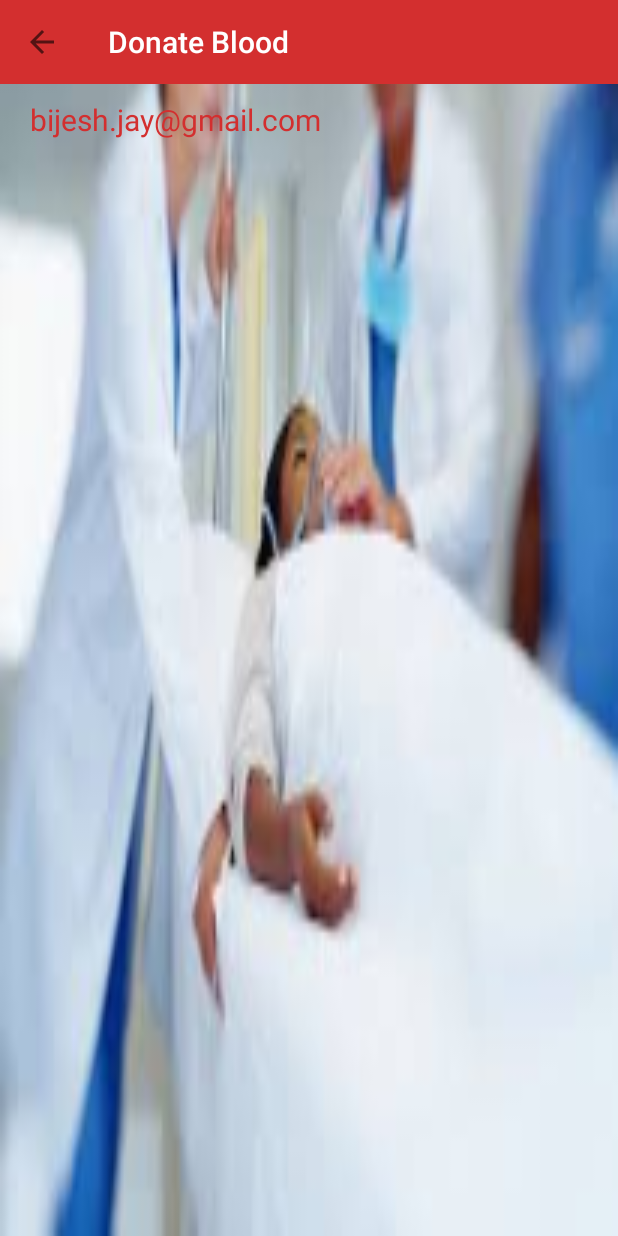
After one commit to bijeshcj/DonateBlood, an Android app: the ContactActivity screen opened directly, with no data from a screen before it, on a phone screen of 412 x 824 dp. The commit adds this screen. Run offline under Robolectric (Android 15) with nearby library versions, the phone set to English and light mode, and no system bars.

Commit message:
contact screen

```diff
--- a/DonateBlood/app/src/main/AndroidManifest.xml
+++ b/DonateBlood/app/src/main/AndroidManifest.xml
@@ -62,6 +62,8 @@
         <activity android:name=".activities.DonateActivity" android:screenOrientation="portrait" />
         <activity android:name=".activities.NeedActivity" android:screenOrientation="portrait" />
         <activity android:name=".activities.SponserActivity" android:screenOrientation="portrait" />
+        <activity android:name=".activities.ContactActivity" android:screenOrientation="portrait" />
+
         <!--Include the AdActivity configChanges and theme. -->
         <activity android:name="com.google.android.gms.ads.AdActivity"
             android:configChanges="keyboard|keyboardHidden|orientation|screenLayout|uiMode|screenSize|smallestScreenSize"
--- /dev/null
+++ b/DonateBlood/app/src/main/java/com/bijesh/donateblood/activities/ContactActivity.java
@@ -0,0 +1,47 @@
+package com.bijesh.donateblood.activities;
+
+import android.os.Bundle;
+import android.support.v7.app.ActionBarActivity;
+import android.support.v7.widget.Toolbar;
+import android.util.Log;
+import android.view.View;
+
+import com.bijesh.donateblood.R;
+
+/**
+ * Created by Bijesh on 24-05-2015.
+ */
+public class ContactActivity extends ActionBarActivity {
+
+    private static final String TAG = ContactActivity.class.getCanonicalName();
+    private Toolbar mToolBar;
+
+    @Override
+    protected void onCreate(Bundle savedInstanceState) {
+        super.onCreate(savedInstanceState);
+        setContentView(R.layout.activity_contact);
+        init();
+    }
+
+    private void init(){
+        initToolBar();
+
+    }
+
+    private void initToolBar(){
+        mToolBar = (Toolbar)findViewById(R.id.app_toolbar);
+        setSupportActionBar(mToolBar);
+
+        getSupportActionBar().setDisplayHomeAsUpEnabled(true);
+
+        mToolBar.setNavigationOnClickListener(new View.OnClickListener() {
+            @Override
+            public void onClick(View view) {
+                Log.d(TAG, "toolbar clicked ");
+                finish();
+            }
+        });
+    }
+
+
+}
--- a/DonateBlood/app/src/main/java/com/bijesh/donateblood/fragments/NavigationDrawerFragment.java
+++ b/DonateBlood/app/src/main/java/com/bijesh/donateblood/fragments/NavigationDrawerFragment.java
@@ -16,6 +16,7 @@ import android.widget.Toast;
 
 
 import com.bijesh.donateblood.R;
+import com.bijesh.donateblood.activities.ContactActivity;
 import com.bijesh.donateblood.activities.DonateActivity;
 import com.bijesh.donateblood.activities.NeedActivity;
 import com.bijesh.donateblood.activities.SponserActivity;
@@ -50,9 +51,10 @@ public class NavigationDrawerFragment extends Fragment implements NavigationDraw
         View layout = inflater.inflate(R.layout.fragment_navigation_drawer, container, false);
         mRecyclerView = (RecyclerView) layout.findViewById(R.id.drawer_recycle_view);
         mNavigationDrawerAdapter = new NavigationDrawerAdapter(getActivity(), Arrays.asList(
-                new NavigationDrawerOptions("I donate"), new NavigationDrawerOptions("I need"),
-                new NavigationDrawerOptions("Our Proud Sponsers"),
-                new NavigationDrawerOptions("Share this app")));
+                new NavigationDrawerOptions("Register"), new NavigationDrawerOptions("Request to all donors"),
+                new NavigationDrawerOptions("Our Proud Sponsors"),
+                new NavigationDrawerOptions("Share this app"),
+                new NavigationDrawerOptions("Contact us")));
         mRecyclerView.setAdapter(mNavigationDrawerAdapter);
         mRecyclerView.setLayoutManager(new LinearLayoutManager(getActivity()));
         mNavigationDrawerAdapter.setClickListener(this);
@@ -109,6 +111,9 @@ public class NavigationDrawerFragment extends Fragment implements NavigationDraw
             case 3:
                 BaseUtils.shareApplication(getActivity());
                 break;
+            case 4:
+                startActivity(new Intent(getActivity(), ContactActivity.class));
+                break;
         }
     }
 }
--- /dev/null
+++ b/DonateBlood/app/src/main/res/layout/activity_contact.xml
@@ -0,0 +1,27 @@
+<?xml version="1.0" encoding="utf-8"?>
+<RelativeLayout xmlns:android="http://schemas.android.com/apk/res/android"
+    android:layout_width="match_parent"
+    android:layout_height="match_parent"
+    android:background="@mipmap/donat_screen_bg"
+    >
+
+
+    <include
+        android:id="@+id/app_toolbar"
+        layout="@layout/app_bar" />
+
+
+    <TextView
+        android:id="@+id/regHeader"
+        android:layout_below="@id/app_toolbar"
+        android:layout_width="match_parent"
+        android:layout_height="wrap_content"
+        android:layout_marginTop="10dp"
+        android:paddingLeft="@dimen/screenPaddingLeft"
+        android:text="bijesh.jay@gmail.com"
+        android:textColor="@color/screen_text_color"
+        android:textSize="@dimen/textSizeOnScreens" />
+
+
+
+</RelativeLayout>
```
